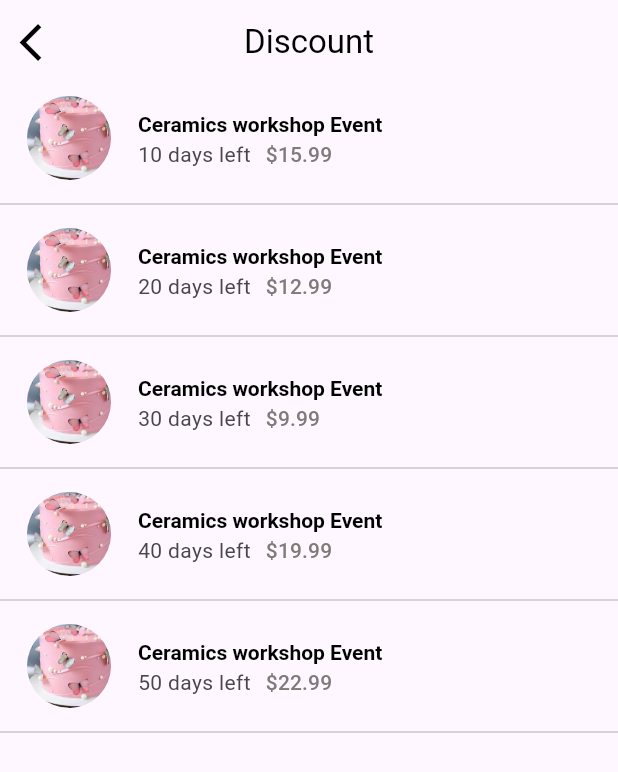
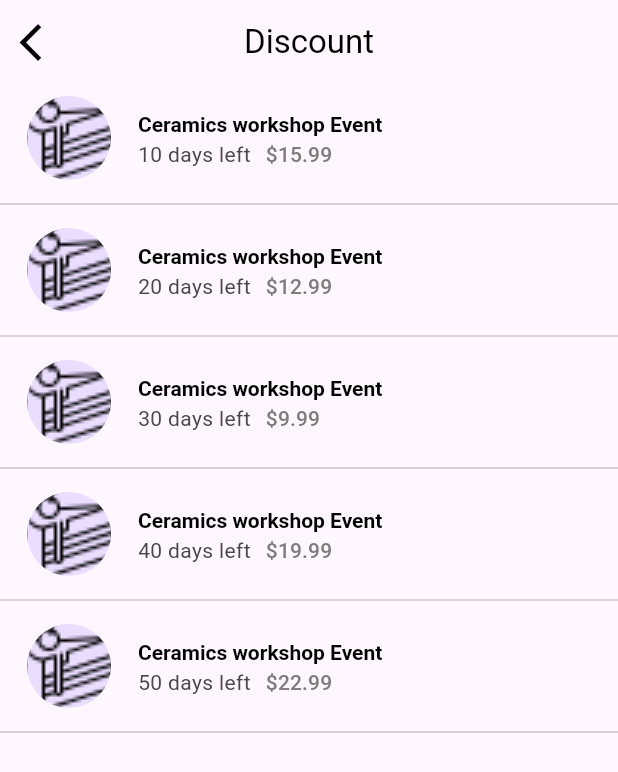
Before and after one commit to yyBasiony/food_delivery_app, a Flutter app: the DiscountScreen screen opened directly, on a phone screen of 412 x 824 dp. Shown: the top 772 px of the screen. Run offline on Flutter 3.47's test engine with Material 3 defaults, Android fonts, the phone set to English and light mode, and no system bars; our stand-ins replace bloc, easy_localization, flutter_bloc.

Commit message:
some edites

```diff
--- a/lib/presentation/main_view/home/discount_screen.dart
+++ b/lib/presentation/main_view/home/discount_screen.dart
@@ -1,4 +1,5 @@
 import 'package:flutter/material.dart';
+import 'package:food_delivery/presentation/resources/assets_data.dart';
 
 import '../../authentication/widget/custom_icon_bottom_back.dart';
 import '../../resources/app_colors.dart';
@@ -61,9 +62,7 @@ class DiscountScreen extends StatelessWidget {
               children: [
                 ListTile(
                   leading: const CircleAvatar(
-                      radius: 30,
-                      backgroundImage:
-                          AssetImage("assets/images/download (6).jpeg")),
+                      radius: 30, backgroundImage: AssetImage(AssetData.cake)),
                   title: Text(discounts[index]['title']!,
                       style: Theme.of(context)
                           .textTheme
--- a/lib/presentation/main_view/home/restaurant_details.dart
+++ b/lib/presentation/main_view/home/restaurant_details.dart
@@ -61,7 +61,7 @@ class _RestaurantDetailsState extends State<RestaurantDetails>
                     IconButton(
                         onPressed: () {},
                         icon: const Icon(Icons.favorite_border,
-                            color: Colors.white)),
+                            color: Colors.red)),
                     IconButton(
                         onPressed: () {},
                         icon: const Icon(Icons.search, color: Colors.white)),
```
